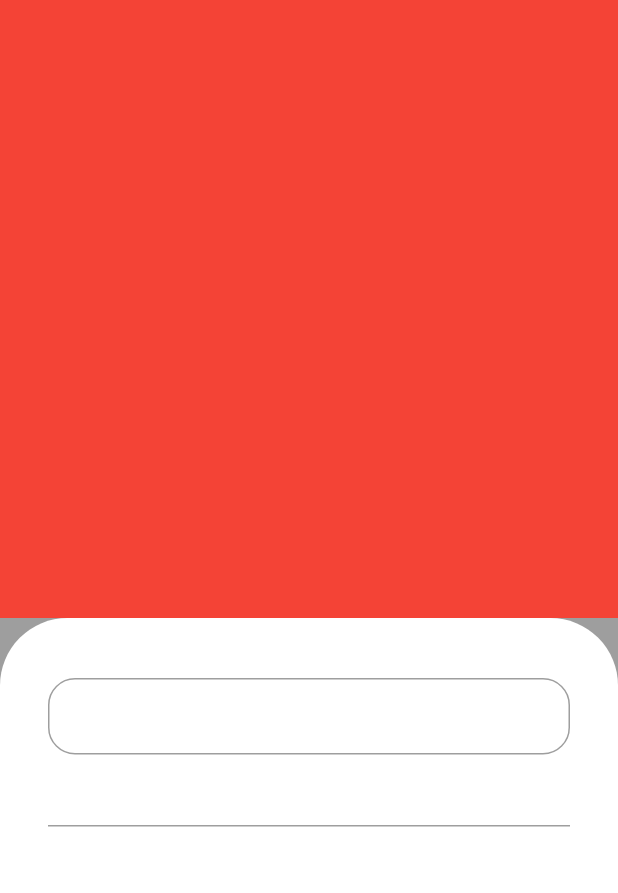
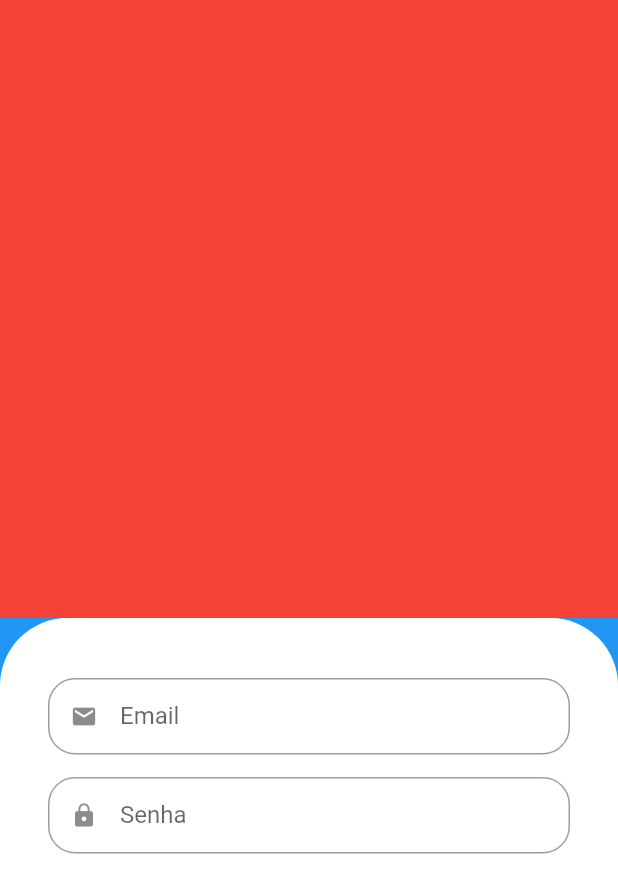
Before and after one commit to rhplemos/faz-a-feira, a Flutter app: the screen it shows after launch, on a phone screen of 412 x 824 dp. Shown: the top 893 px of the screen. Run offline on Flutter 3.47's test engine with Material 2 defaults, Android fonts, the phone set to English and light mode, and no system bars.

Commit message:
feat: custom text field component

```diff
--- /dev/null
+++ b/lib/src/auth/components/custom_text_field.dart
@@ -0,0 +1,32 @@
+import 'package:flutter/material.dart';
+
+class CustomTextField extends StatelessWidget {
+  final IconData icon;
+  final String label;
+  final bool shouldHide;
+
+  const CustomTextField({
+    super.key,
+    required this.icon,
+    required this.label,
+    this.shouldHide = false,
+  });
+
+  @override
+  Widget build(BuildContext context) {
+    return Padding(
+      padding: const EdgeInsets.only(bottom: 15),
+      child: TextFormField(
+        obscureText: shouldHide,
+        decoration: InputDecoration(
+          prefixIcon: Icon(icon),
+          labelText: label,
+          isDense: true,
+          border: OutlineInputBorder(
+            borderRadius: BorderRadius.circular(18),
+          ),
+        ),
+      ),
+    );
+  }
+}
--- a/lib/src/auth/sign_in_screen.dart
+++ b/lib/src/auth/sign_in_screen.dart
@@ -1,3 +1,4 @@
+import 'package:fazafeira/src/auth/components/custom_text_field.dart';
 import 'package:flutter/material.dart';
 
 class SignInScreen extends StatelessWidget {
@@ -6,7 +7,7 @@ class SignInScreen extends StatelessWidget {
   @override
   Widget build(BuildContext context) {
     return Scaffold(
-      backgroundColor: Colors.grey,
+      backgroundColor: Colors.blue,
       body: Column(
         children: [
           Expanded(
@@ -26,19 +27,19 @@ class SignInScreen extends StatelessWidget {
                   top: Radius.circular(45),
                 ),
               ),
-              child: Column(
+              child: const Column(
                 children: [
                   //Email
-                  TextFormField(
-                    decoration: InputDecoration(
-                      isDense: true,
-                      border: OutlineInputBorder(
-                        borderRadius: BorderRadius.circular(18)
-                      )
-                    ),
+                  CustomTextField(
+                    icon: Icons.email,
+                    label: 'Email',
                   ),
                   //Senha
-                  TextFormField(),
+                  CustomTextField(
+                    icon: Icons.lock,
+                    label: 'Senha',
+                    shouldHide: true,
+                  ),
                 ],
               ),
             ),
```
